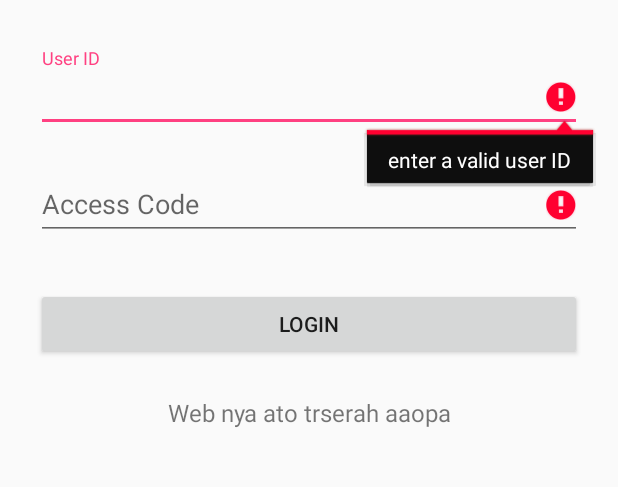
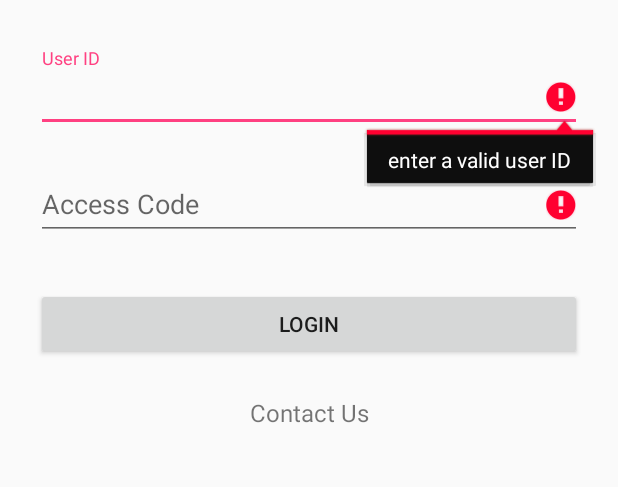
Before and after one commit to ABOGABOGI/IMK_mBanking, an Android app: the screen it shows after launch (MainActivity), after a tap on "LOGIN", on a phone screen of 412 x 824 dp, the part 276-763 px from its top. Run offline under Robolectric (Android 15) with nearby library versions, the light colour scheme and no system bars.

Commit message:
Ver 0.001b
+maxLength (editext)password

```diff
--- a/app/src/main/java/petra/tugas/imk_mbanking/MainActivity.java
+++ b/app/src/main/java/petra/tugas/imk_mbanking/MainActivity.java
@@ -74,6 +74,12 @@ public class MainActivity extends AppCompatActivity {
                     }
                 }, 3000);
     }
+    @Override
+    public void onBackPressed() {
+        // disable going back to the MainActivity
+        moveTaskToBack(true);
+    }
+
     public void onLoginSuccess() {
         butLogin.setEnabled(true);
         Toast.makeText(getBaseContext(), "Login Success", Toast.LENGTH_LONG).show();
@@ -89,7 +95,7 @@ public class MainActivity extends AppCompatActivity {
         String sId = etId.getText().toString();
         String sPass = etPass.getText().toString();
 
-        if (sId.isEmpty() ) {
+        if (sId.isEmpty()||sId.length()!=6 ) {
             etId.setError("enter a valid user ID");
             valid = false;
         } else {
--- a/app/src/main/res/layout/activity_main.xml
+++ b/app/src/main/res/layout/activity_main.xml
@@ -48,6 +48,7 @@
                 android:layout_width="match_parent"
                 android:layout_height="wrap_content"
                 android:hint="Access Code"
+                android:maxLength="6"
                 android:inputType="numberPassword" />
         </android.support.design.widget.TextInputLayout>
 
@@ -64,7 +65,7 @@
             android:layout_width="fill_parent"
             android:layout_height="wrap_content"
             android:layout_marginBottom="24dp"
-            android:text="Web nya ato trserah aaopa"
+            android:text="Contact Us"
             android:gravity="center"
             android:textSize="16dip"/>
 
--- a/build.gradle
+++ b/build.gradle
@@ -7,7 +7,7 @@ buildscript {
         jcenter()
     }
     dependencies {
-        classpath 'com.android.tools.build:gradle:3.1.3'
+        classpath 'com.android.tools.build:gradle:3.1.4'
 
 
         // NOTE: Do not place your application dependencies here; they belong
```
